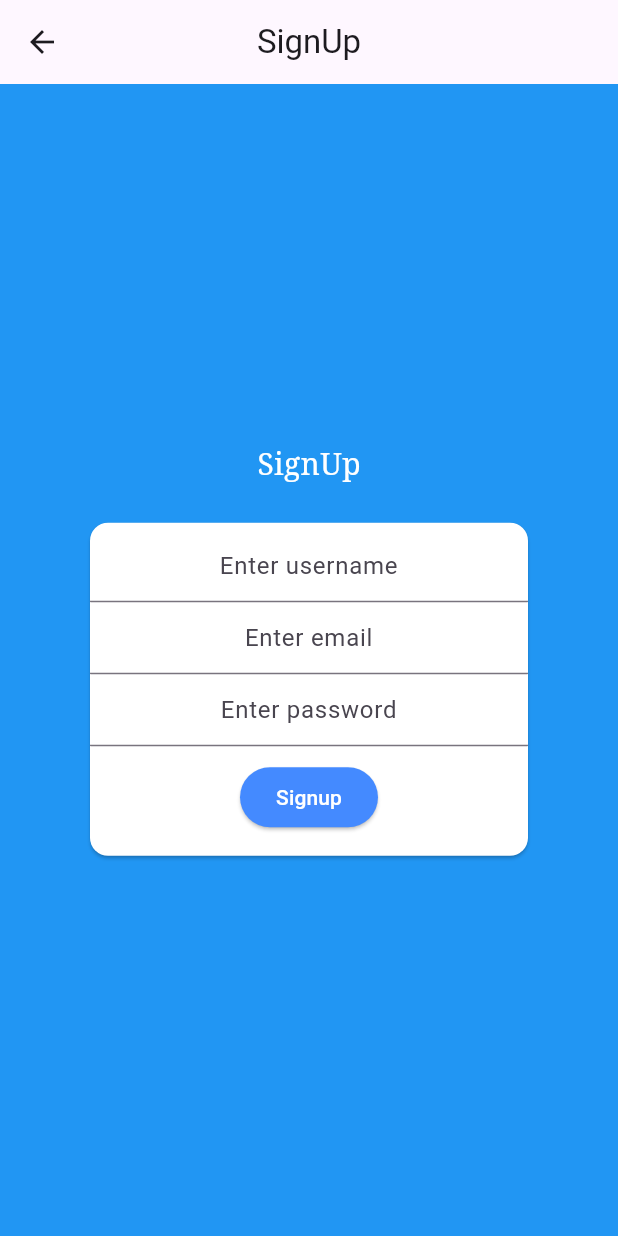
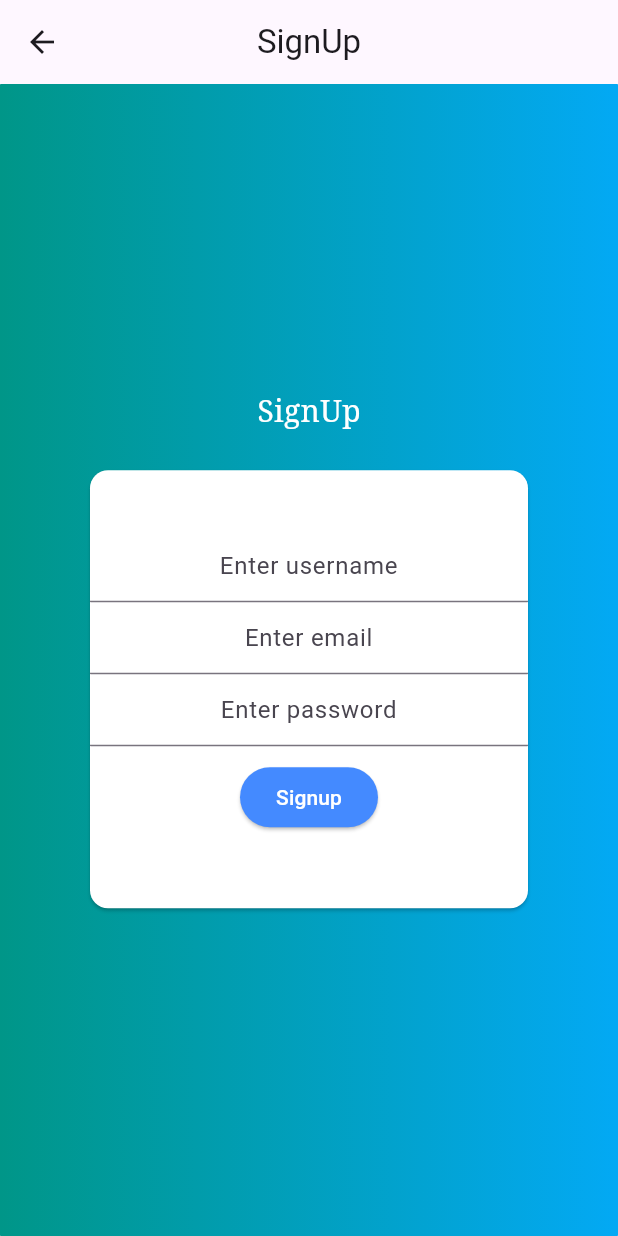
Before and after one commit to maharsh90/FoodApp, a Flutter app: the SignupPageApp screen opened by its route, on a phone screen of 412 x 824 dp. Run offline on Flutter 3.47's test engine with Material 3 defaults, Android fonts, the phone set to English and light mode, and no system bars; network calls fail.

Commit message:
eight commit

```diff
--- a/lib/signup_page.dart
+++ b/lib/signup_page.dart
@@ -11,15 +11,27 @@ class _SignupPageAppState extends State<SignupPageApp> {
   TextEditingController uname = TextEditingController();
   TextEditingController passwd = TextEditingController();
   TextEditingController email = TextEditingController();
+
+  final _unameKey = GlobalKey<FormState>();
+  final _emailKey = GlobalKey<FormState>();
+  final _passKey = GlobalKey<FormState>();
+
   @override
   Widget build(BuildContext context) {
     return Scaffold(
-        backgroundColor: Colors.blue,
         appBar: AppBar(
           centerTitle: true,
           title: Text('SignUp'),
         ),
-        body: SizedBox(
+        body: Container(
+          decoration: BoxDecoration(
+            borderRadius: BorderRadius.circular(0.5),
+            gradient: const LinearGradient(
+                begin: Alignment.topLeft,
+                end: Alignment.topRight,
+                colors: <Color>[Colors.teal, Colors.lightBlue]),
+          ),
+          child: SizedBox(
             height: MediaQuery.of(context).size.height,
             width: double.infinity,
             child: Column(
@@ -39,7 +51,7 @@ class _SignupPageAppState extends State<SignupPageApp> {
                 ),
                 Container(
                   margin: const EdgeInsets.all(10),
-                height: 230,
+                  height: 300,
                   width: 300,
                   child: Stack(
                     children: [
@@ -49,21 +61,35 @@ class _SignupPageAppState extends State<SignupPageApp> {
                         child: Column(
                           mainAxisAlignment: MainAxisAlignment.center,
                           children: [
-                          TextFormField(
-                            validator: (value) {
-                              if (value == null || value.isEmpty) {
-                                print('please Enter some text');
-                              }
-                            },
+                            Form(
+                              key: _unameKey,
+                              child: Align(
+                                alignment: Alignment.center,
+                                child: TextFormField(
+                                  autovalidateMode:
+                                      AutovalidateMode.onUserInteraction,
                                   controller: uname,
                                   textAlign: TextAlign.center,
                                   decoration: InputDecoration(
                                     border: UnderlineInputBorder(
-                                  borderRadius: BorderRadius.circular(0.5)),
+                                        borderRadius:
+                                            BorderRadius.circular(0.5)),
                                     hintText: 'Enter username',
                                   ),
+                                  validator: (value) {
+                                    if (value == null || value.isEmpty) {
+                                      return 'please provide username';
+                                    }
+                                    return null;
+                                  },
                                 ),
-                          TextFormField(
+                              ),
+                            ),
+                            Form(
+                              key: _emailKey,
+                              child: TextFormField(
+                                autovalidateMode:
+                                    AutovalidateMode.onUserInteraction,
                                 controller: email,
                                 textAlign: TextAlign.center,
                                 decoration: InputDecoration(
@@ -71,8 +97,19 @@ class _SignupPageAppState extends State<SignupPageApp> {
                                       borderRadius: BorderRadius.circular(0.5)),
                                   hintText: 'Enter email',
                                 ),
+                                validator: (value) {
+                                  if (value == null || value.isEmpty) {
+                                    return "Please provide email";
+                                  }
+                                  return null;
+                                },
                               ),
-                          TextFormField(
+                            ),
+                            Form(
+                              key: _passKey,
+                              child: TextFormField(
+                                autovalidateMode:
+                                    AutovalidateMode.onUserInteraction,
                                 controller: passwd,
                                 textAlign: TextAlign.center,
                                 decoration: InputDecoration(
@@ -80,17 +117,27 @@ class _SignupPageAppState extends State<SignupPageApp> {
                                       borderRadius: BorderRadius.circular(0.5)),
                                   hintText: 'Enter password',
                                 ),
+                                validator: (value) {
+                                  if (value == null || value.isEmpty) {
+                                    return "please provide password";
+                                  }
+                                },
+                              ),
                             ),
                             const SizedBox(
                               height: 10,
                             ),
                             ElevatedButton(
                               onPressed: () {
+                                if (_unameKey.currentState!.validate() &&
+                                    _emailKey.currentState!.validate() &&
+                                    _passKey.currentState!.validate()) {
                                   Navigator.push(
                                       context,
                                       MaterialPageRoute(
                                         builder: (context) => LoginPageApp(),
                                       ));
+                                }
                               },
                               child: Text(
                                 'Signup',
@@ -99,7 +146,8 @@ class _SignupPageAppState extends State<SignupPageApp> {
                                 ),
                               ),
                               style: const ButtonStyle(
-                              backgroundColor: MaterialStatePropertyAll<Color>(
+                                backgroundColor:
+                                    MaterialStatePropertyAll<Color>(
                                         Colors.blueAccent),
                               ),
                             ),
@@ -114,6 +162,7 @@ class _SignupPageAppState extends State<SignupPageApp> {
                 ),
               ],
             ),
+          ),
         ));
   }
 }
```
Also changed, not shown: lib/cart_page.dart (+7 -4 lines), lib/home_page.dart (+12 -7 lines), lib/login_page.dart (+5 -4 lines). Lines whose indentation alone changed are shown as unchanged.
